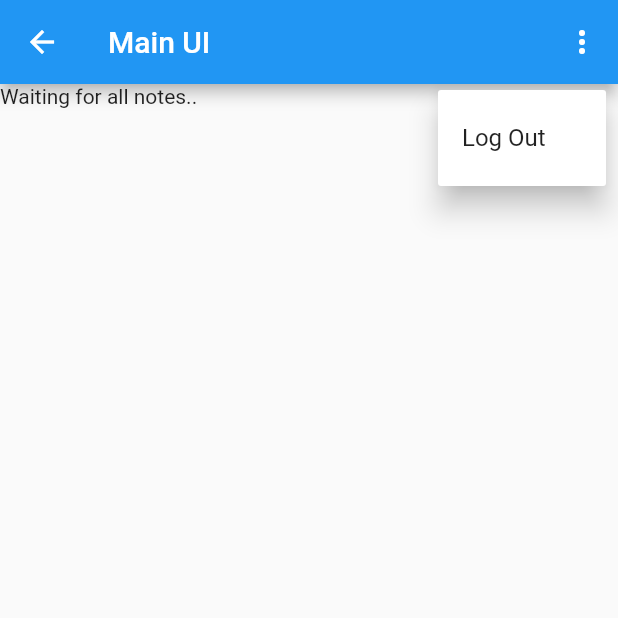
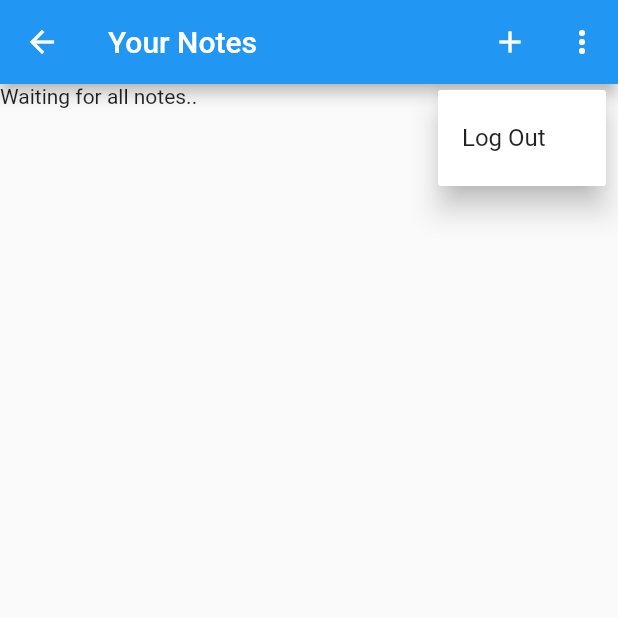
Before and after one commit to Pandre19/MyNotes, a Flutter app: the NotesView screen opened by its route, after a tap on the "more vert" icon, on a phone screen of 412 x 824 dp, the top half of it. Run offline on Flutter 3.47's test engine with Material 2 defaults, Android fonts, the phone set to English and light mode, and no system bars; our stand-ins replace firebase_auth, firebase_core, sqflite; accounts and stored records are empty.

Commit message:
Step-13-newnotesview

```diff
--- a/lib/constants/routes.dart
+++ b/lib/constants/routes.dart
@@ -2,6 +2,7 @@ const loginRoute = "/login/";
 const registerRoute = "/register/";
 const notesRoute = "/notes/";
 const verifyEmailRoute = "/verify-email/";
+const newNoteRoute = "/notes/new-note";
 
 String? validateEmail(String? value) {
   String pattern =
--- a/lib/main.dart
+++ b/lib/main.dart
@@ -3,7 +3,8 @@ import 'package:flutter/material.dart';
 import 'package:mynotes/constants/routes.dart';
 import 'package:mynotes/services/auth/auth_service.dart';
 import 'package:mynotes/views/login_view.dart';
-import 'package:mynotes/views/notes_view.dart';
+import 'package:mynotes/views/notes/new_note_view.dart';
+import 'package:mynotes/views/notes/notes_view.dart';
 import 'package:mynotes/views/register_view.dart';
 import 'package:mynotes/views/verify_email_view.dart';
 import "dart:developer" as devtools show log;
@@ -29,6 +30,7 @@ class MyApp extends StatelessWidget {
         registerRoute: (context) => const RegisterView(),
         notesRoute: (context) => const NotesView(),
         verifyEmailRoute: (context) => VerifyEmailView(),
+        newNoteRoute: (context) => NewNoteView(),
       },
     );
   }
--- a/lib/views/notes_view.dart
+++ b/lib/views/notes/notes_view.dart
@@ -2,8 +2,8 @@ import 'package:flutter/material.dart';
 import 'package:mynotes/constants/routes.dart';
 import 'package:mynotes/services/auth/auth_service.dart';
 
-import '../enums/menu_action.dart';
-import '../services/crud/notes_service.dart';
+import '../../enums/menu_action.dart';
+import '../../services/crud/notes_service.dart';
 
 class NotesView extends StatefulWidget {
   const NotesView({Key? key}) : super(key: key);
@@ -19,6 +19,8 @@ class _NotesViewState extends State<NotesView> {
   @override
   void initState() {
     _notesService = NotesService();
+    final NotesService _notesService2 = NotesService();
+
     // _notesService.open();
     //No hay necesidad ya que las funciones de notesservice se encrgan de
     //confirmar que la base de datos está abierta
@@ -35,8 +37,14 @@ class _NotesViewState extends State<NotesView> {
   Widget build(BuildContext context) {
     return Scaffold(
       appBar: AppBar(
-        title: const Text("Main UI"),
+        title: const Text("Your Notes"),
         actions: [
+          IconButton(
+            onPressed: () {
+              Navigator.of(context).pushNamed(newNoteRoute);
+            },
+            icon: const Icon(Icons.add),
+          ),
           PopupMenuButton<MenuAction>(
             offset: const Offset(2, 60),
             onSelected: (value) async {
@@ -77,6 +85,8 @@ class _NotesViewState extends State<NotesView> {
                   stream: _notesService.allNotes,
                   builder: (context, snapshot) {
                     switch (snapshot.connectionState) {
+                      //usa waiting y no done porque el stream se supone que no tendrá final
+                      //y siempre estará abierto a cambios
                       case ConnectionState.waiting:
                         return const Text("Waiting for all notes..");
                       default:
```
Also changed, not shown: lib/views/notes/new_note_view.dart (added, +20 -0 lines), 1 other file.
